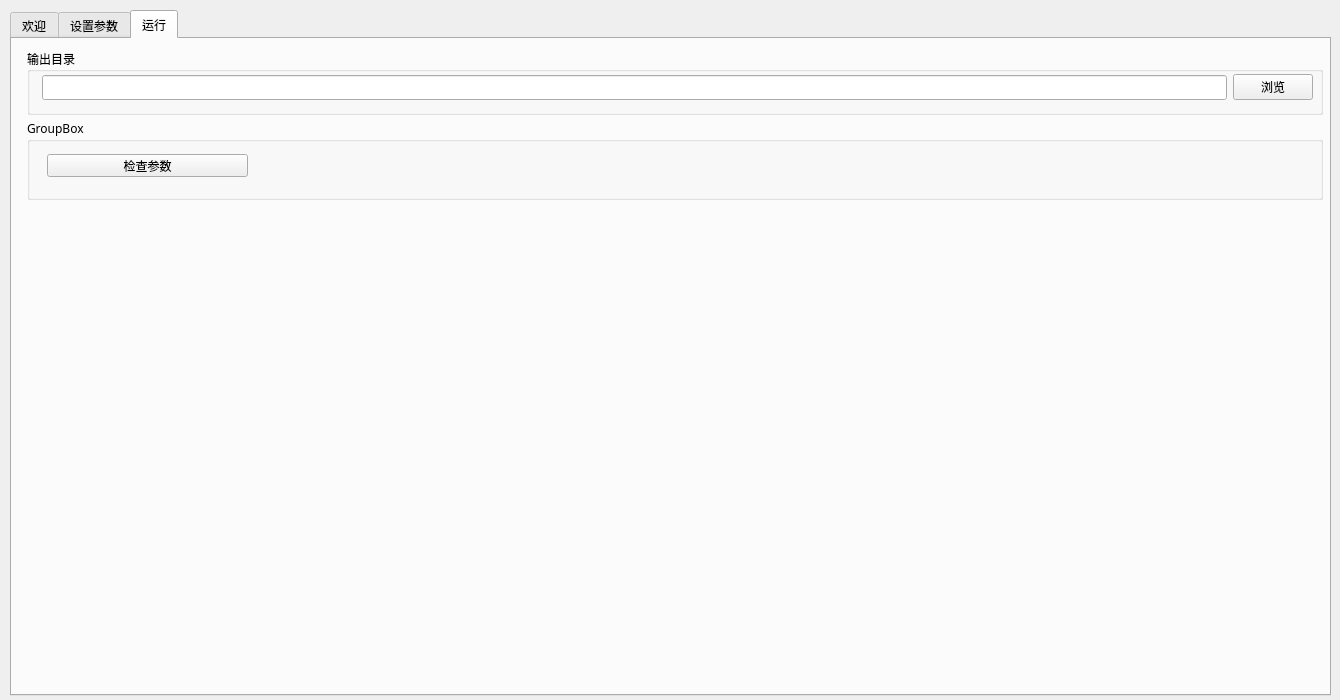
radoth/encoder, file display.ui: the form before one commit.
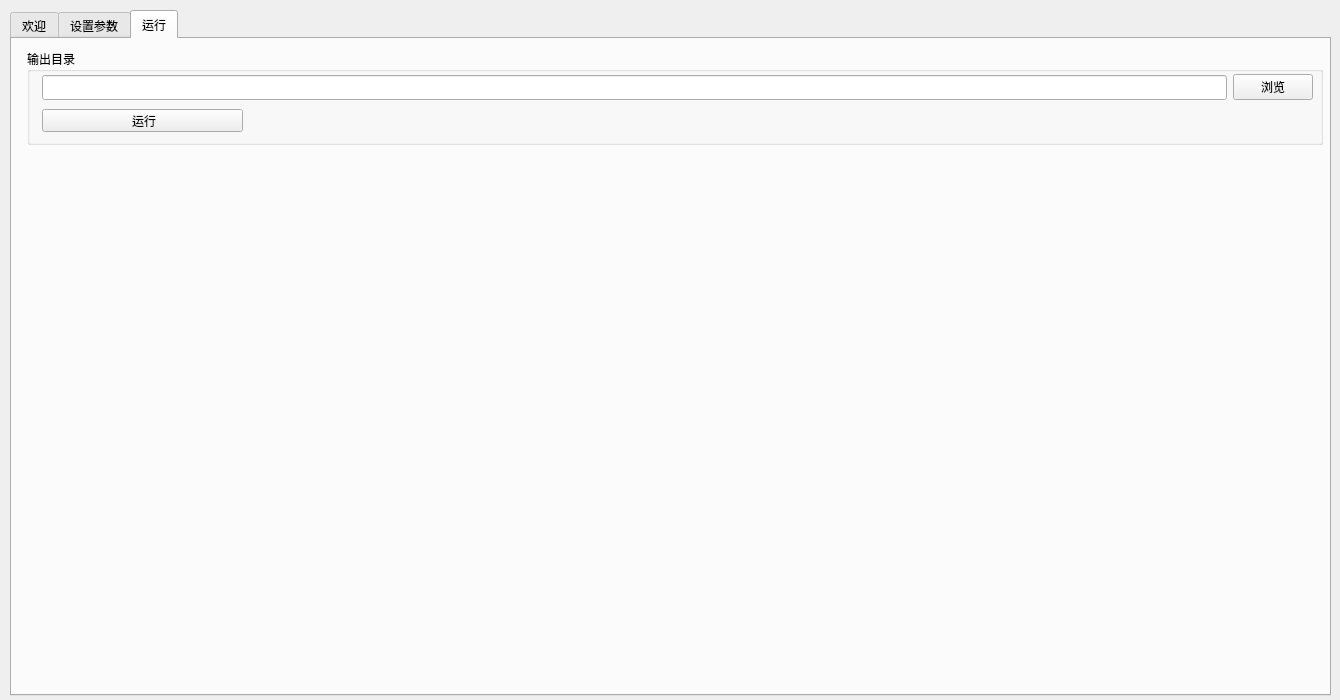
The form after the commit.

What changed in the file:
```diff
--- a/display.ui
+++ b/display.ui
@@ -1851,12 +1851,25 @@
        <x>15</x>
        <y>10</y>
        <width>1296</width>
-       <height>66</height>
+       <height>96</height>
       </rect>
      </property>
      <property name="title">
       <string>输出目录</string>
      </property>
+     <widget class="QPushButton" name="pushButton">
+      <property name="geometry">
+       <rect>
+        <x>15</x>
+        <y>60</y>
+        <width>201</width>
+        <height>23</height>
+       </rect>
+      </property>
+      <property name="text">
+       <string> 运行</string>
+      </property>
+     </widget>
      <widget class="QWidget" name="">
       <property name="geometry">
        <rect>
@@ -1880,32 +1893,6 @@
       </layout>
      </widget>
     </widget>
-    <widget class="QGroupBox" name="groupBox_13">
-     <property name="geometry">
-      <rect>
-       <x>15</x>
-       <y>80</y>
-       <width>1296</width>
-       <height>81</height>
-      </rect>
-     </property>
-     <property name="title">
-      <string>GroupBox</string>
-     </property>
-     <widget class="QPushButton" name="pushButton">
-      <property name="geometry">
-       <rect>
-        <x>20</x>
-        <y>35</y>
-        <width>201</width>
-        <height>23</height>
-       </rect>
-      </property>
-      <property name="text">
-       <string>检查参数</string>
-      </property>
-     </widget>
-    </widget>
    </widget>
   </widget>
   <widget class="QWidget" name="layoutWidget">
```
